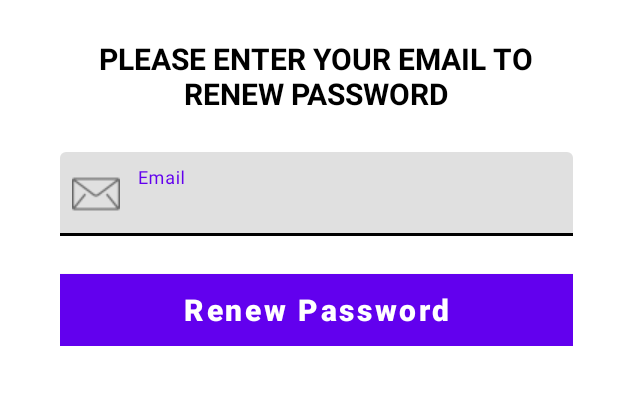
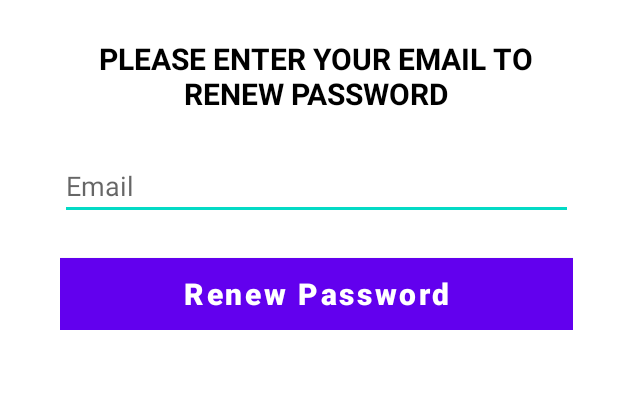
Before and after one commit to decaffinetedturtle/EatNowV2, an Android app: the retrieveEmailForgetPassword screen opened directly, with no data from a screen before it, on a phone screen of 412 x 824 dp, the part 543-948 px from its top. Run offline under Robolectric (Android 15) with nearby library versions, the light colour scheme and no system bars; our stand-ins replace Firebase (no records; nobody signed in at launch, a user with empty details on screens opened directly).

Commit message:
fixed reset password
dah dapat hantar email

```diff
--- a/app/src/main/java/com/mad/eatnowv2/forgetPassword/retrieveEmailForgetPassword.java
+++ b/app/src/main/java/com/mad/eatnowv2/forgetPassword/retrieveEmailForgetPassword.java
@@ -7,6 +7,7 @@ import android.content.Intent;
 import android.os.Bundle;
 import android.view.View;
 import android.widget.Button;
+import android.widget.EditText;
 import android.widget.Toast;
 
 import com.google.android.gms.tasks.OnCompleteListener;
@@ -18,7 +19,7 @@ import com.mad.eatnowv2.R;
 public class retrieveEmailForgetPassword extends AppCompatActivity {
 
     Button retrieveEmailBtn;
-    TextInputLayout emailInputLayout;
+    EditText emailInputLayout;
 
     FirebaseAuth Auth;
 
@@ -35,7 +36,7 @@ public class retrieveEmailForgetPassword extends AppCompatActivity {
         retrieveEmailBtn.setOnClickListener(new View.OnClickListener() {
             @Override
             public void onClick(View view) {
-                Auth.sendPasswordResetEmail(emailInputLayout.getEditText().toString()).addOnCompleteListener(new OnCompleteListener<Void>() {
+                Auth.sendPasswordResetEmail(emailInputLayout.getText().toString()).addOnCompleteListener(new OnCompleteListener<Void>() {
                     @Override
                     public void onComplete(@NonNull Task<Void> task) {
                         if (task.isSuccessful()) {
@@ -50,13 +51,13 @@ public class retrieveEmailForgetPassword extends AppCompatActivity {
     });
 
 
-        retrieveEmailBtn.setOnClickListener(new View.OnClickListener() {
+        /*retrieveEmailBtn.setOnClickListener(new View.OnClickListener() {
             @Override
             public void onClick(View v) {
                 Intent intent = new Intent(retrieveEmailForgetPassword.this, userForgot.class);
                 startActivity(intent);
             }
-        });
+        });*/
 
     }
 }
--- a/app/src/main/res/layout/activity_retrieve_email_forget_password.xml
+++ b/app/src/main/res/layout/activity_retrieve_email_forget_password.xml
@@ -35,7 +35,7 @@
             android:textSize="20sp"
             android:textStyle="bold" />
 
-        <com.google.android.material.textfield.TextInputLayout
+        <EditText
             android:id="@+id/emailInputLayout"
             android:layout_width="match_parent"
             android:layout_height="wrap_content"
@@ -46,12 +46,10 @@
             app:endIconMode="clear_text"
             app:startIconDrawable="@drawable/ic_email">
 
-            <com.google.android.material.textfield.TextInputEditText
-                android:layout_width="match_parent"
-                android:layout_height="wrap_content" />
 
 
-        </com.google.android.material.textfield.TextInputLayout>
+
+        </EditText>
 
 
         <Button
```
